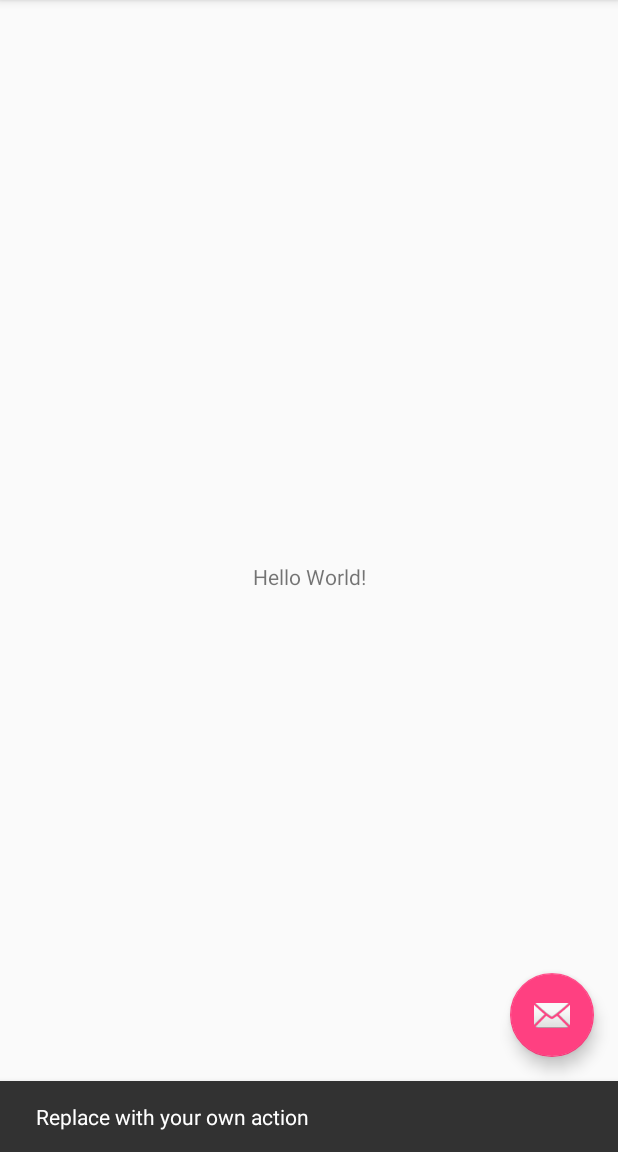
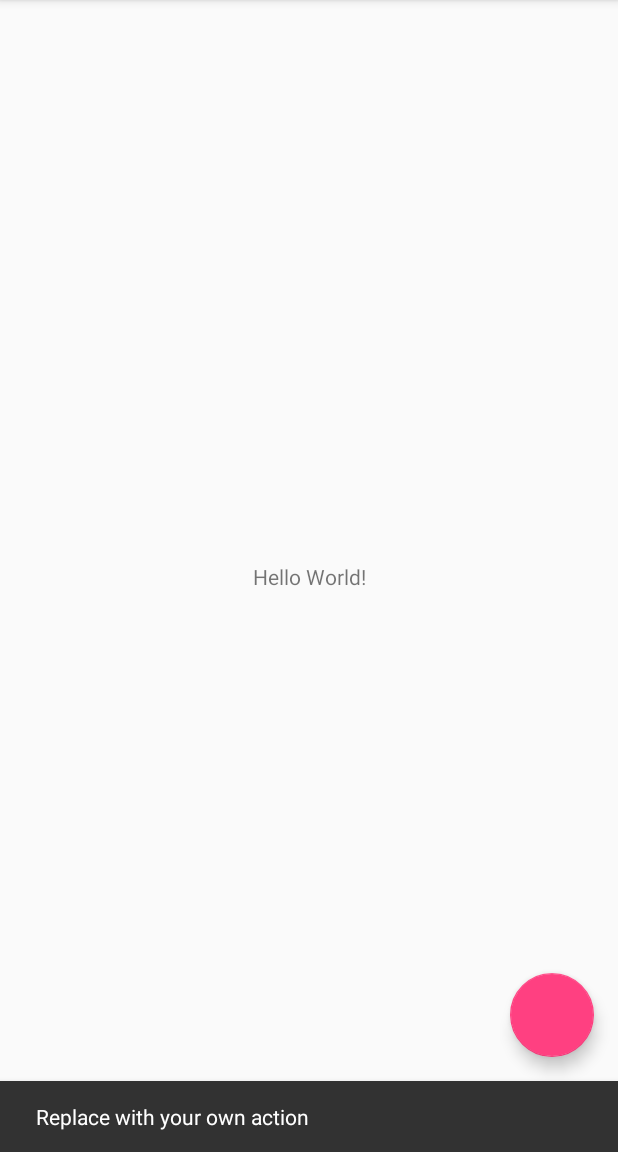
Before and after one commit to TestCompanyClovis/MyTestApp, an Android app: the screen it shows after launch (MainActivity), after a tap on an icon or button, on a phone screen of 412 x 824 dp, the part 84-1236 px from its top. Run offline under Robolectric (Android 15) with nearby library versions, the phone set to English and light mode, and no system bars.

```diff
--- a/app/src/main/res/layout/activity_main.xml
+++ b/app/src/main/res/layout/activity_main.xml
@@ -27,7 +27,6 @@
         android:layout_width="wrap_content"
         android:layout_height="wrap_content"
         android:layout_gravity="bottom|end"
-        android:layout_margin="@dimen/fab_margin"
-        app:srcCompat="@android:drawable/ic_dialog_email" />
+        android:layout_margin="@dimen/fab_margin" />
 
 </android.support.design.widget.CoordinatorLayout>
```
